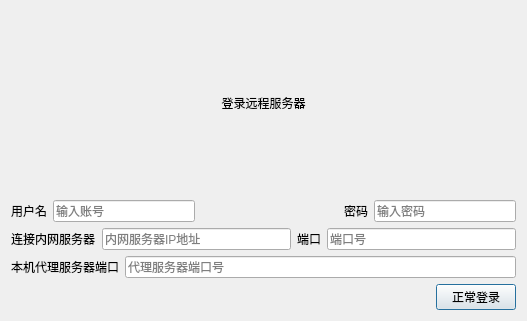
Before: the Qt Designer form UI/loginDialog.ui in 413180794/OptionDeal, drawn with Qt 5.
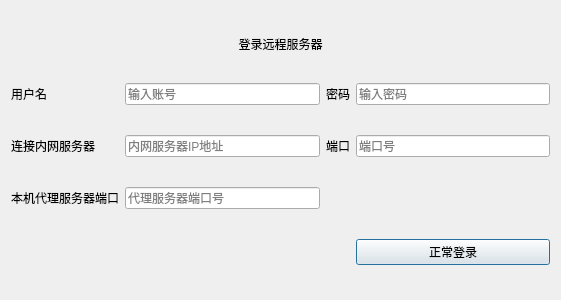
After: the same form once the commit is applied.

```diff
--- a/UI/loginDialog.ui
+++ b/UI/loginDialog.ui
@@ -6,8 +6,8 @@
    <rect>
     <x>0</x>
     <y>0</y>
-    <width>527</width>
-    <height>321</height>
+    <width>561</width>
+    <height>300</height>
    </rect>
   </property>
   <property name="sizePolicy">
@@ -16,92 +16,37 @@
     <verstretch>1</verstretch>
    </sizepolicy>
   </property>
+  <property name="minimumSize">
+   <size>
+    <width>561</width>
+    <height>300</height>
+   </size>
+  </property>
+  <property name="maximumSize">
+   <size>
+    <width>561</width>
+    <height>300</height>
+   </size>
+  </property>
   <property name="windowTitle">
    <string>期权交易端登录界面</string>
   </property>
-  <layout class="QVBoxLayout" name="verticalLayout_2">
-   <item>
-    <layout class="QVBoxLayout" name="verticalLayout">
-     <item>
-      <widget class="QLabel" name="label">
-       <property name="text">
-        <string>登录远程服务器</string>
-       </property>
-       <property name="alignment">
-        <set>Qt::AlignCenter</set>
-       </property>
-      </widget>
-     </item>
-     <item>
-      <layout class="QHBoxLayout" name="horizontalLayout_3">
-       <item>
-        <widget class="QLabel" name="user_name_Label">
-         <property name="text">
-          <string>用户名</string>
-         </property>
-        </widget>
-       </item>
-       <item>
-        <widget class="QLineEdit" name="user_name_LineEdit">
-         <property name="text">
-          <string/>
-         </property>
-         <property name="echoMode">
-          <enum>QLineEdit::Normal</enum>
-         </property>
-         <property name="placeholderText">
-          <string>输入账号</string>
-         </property>
-        </widget>
-       </item>
-       <item>
-        <spacer name="horizontalSpacer">
-         <property name="orientation">
-          <enum>Qt::Horizontal</enum>
-         </property>
-         <property name="sizeHint" stdset="0">
-          <size>
-           <width>40</width>
-           <height>20</height>
-          </size>
-         </property>
-        </spacer>
-       </item>
-       <item>
+  <layout class="QGridLayout" name="gridLayout_2">
+   <item row="2" column="2">
         <widget class="QLabel" name="password_Label">
          <property name="text">
           <string>密码</string>
          </property>
         </widget>
        </item>
-       <item>
-        <widget class="QLineEdit" name="password_LineEdit">
-         <property name="inputMask">
-          <string/>
-         </property>
+   <item row="3" column="2">
+    <widget class="QLabel" name="intranet_server_port_Label">
          <property name="text">
-          <string/>
-         </property>
-         <property name="echoMode">
-          <enum>QLineEdit::Password</enum>
-         </property>
-         <property name="placeholderText">
-          <string>输入密码</string>
-         </property>
-        </widget>
-       </item>
-      </layout>
-     </item>
-     <item>
-      <layout class="QHBoxLayout" name="horizontalLayout_4">
-       <item>
-        <widget class="QLabel" name="intranet_server_ip_Label">
-         <property name="text">
-          <string>连接内网服务器</string>
-         </property>
-        </widget>
-       </item>
-       <item>
+      <string>端口</string>
+     </property>
+    </widget>
+   </item>
+   <item row="3" column="1">
         <widget class="QLineEdit" name="intranet_server_ip_LineEdit">
          <property name="maxLength">
           <number>32762</number>
@@ -111,46 +56,84 @@
          </property>
         </widget>
        </item>
-       <item>
-        <widget class="QLabel" name="intranet_server_port_Label">
+   <item row="2" column="3">
+    <widget class="QLineEdit" name="password_LineEdit">
+     <property name="inputMask">
+      <string/>
+     </property>
          <property name="text">
-          <string>端口</string>
-         </property>
-        </widget>
-       </item>
-       <item>
+      <string/>
+     </property>
+     <property name="echoMode">
+      <enum>QLineEdit::Password</enum>
+     </property>
+     <property name="placeholderText">
+      <string>输入密码</string>
+     </property>
+    </widget>
+   </item>
+   <item row="2" column="1">
+    <widget class="QLineEdit" name="user_name_LineEdit">
+     <property name="text">
+      <string/>
+     </property>
+     <property name="echoMode">
+      <enum>QLineEdit::Normal</enum>
+     </property>
+     <property name="placeholderText">
+      <string>输入账号</string>
+     </property>
+    </widget>
+   </item>
+   <item row="3" column="3">
         <widget class="QLineEdit" name="intranet_server_port_LineEdit">
          <property name="placeholderText">
           <string>端口号</string>
          </property>
         </widget>
        </item>
-      </layout>
-     </item>
-     <item>
-      <layout class="QHBoxLayout" name="horizontalLayout">
-       <item>
+   <item row="2" column="0">
+    <widget class="QLabel" name="user_name_Label">
+     <property name="text">
+      <string>用户名</string>
+     </property>
+    </widget>
+   </item>
+   <item row="3" column="0">
+    <widget class="QLabel" name="intranet_server_ip_Label">
+     <property name="text">
+      <string>连接内网服务器</string>
+     </property>
+    </widget>
+   </item>
+   <item row="4" column="0">
         <widget class="QLabel" name="local_proxy_server_prot_Label">
          <property name="text">
           <string>本机代理服务器端口</string>
          </property>
         </widget>
        </item>
-       <item>
+   <item row="4" column="1">
         <widget class="QLineEdit" name="local_proxy_server_port_LineEdit">
          <property name="placeholderText">
           <string>代理服务器端口号</string>
          </property>
         </widget>
        </item>
-      </layout>
-     </item>
-     <item>
-      <layout class="QHBoxLayout" name="horizontalLayout_6">
-       <property name="sizeConstraint">
-        <enum>QLayout::SetMinAndMaxSize</enum>
-       </property>
-       <item>
+   <item row="5" column="3">
+    <widget class="QPushButton" name="login_pushButton">
+     <property name="sizePolicy">
+      <sizepolicy hsizetype="Expanding" vsizetype="Fixed">
+       <horstretch>0</horstretch>
+       <verstretch>0</verstretch>
+      </sizepolicy>
+     </property>
+     <property name="text">
+      <string>正常登录</string>
+     </property>
+    </widget>
+   </item>
+   <item row="5" column="0" colspan="2">
         <widget class="QLabel" name="lineedit_empty_Label">
          <property name="styleSheet">
           <string notr="true">QLabel{
@@ -162,22 +145,21 @@
          </property>
         </widget>
        </item>
-       <item>
-        <widget class="QPushButton" name="login_pushButton">
+   <item row="0" column="0" colspan="4">
+    <widget class="QLabel" name="label">
          <property name="sizePolicy">
-          <sizepolicy hsizetype="Fixed" vsizetype="Fixed">
+      <sizepolicy hsizetype="Expanding" vsizetype="Fixed">
            <horstretch>0</horstretch>
            <verstretch>0</verstretch>
           </sizepolicy>
          </property>
          <property name="text">
-          <string>正常登录</string>
-         </property>
-        </widget>
-       </item>
-      </layout>
-     </item>
-    </layout>
+      <string>登录远程服务器</string>
+     </property>
+     <property name="alignment">
+      <set>Qt::AlignCenter</set>
+     </property>
+    </widget>
    </item>
   </layout>
  </widget>
```
Left out of the diff: 4 changed lines with no effect on the pictures. Lines whose indentation alone changed are shown as unchanged.
